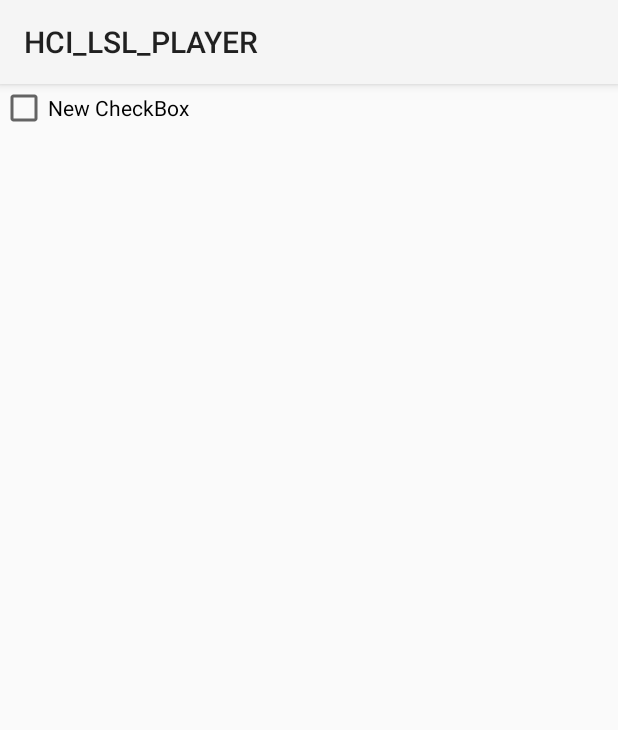
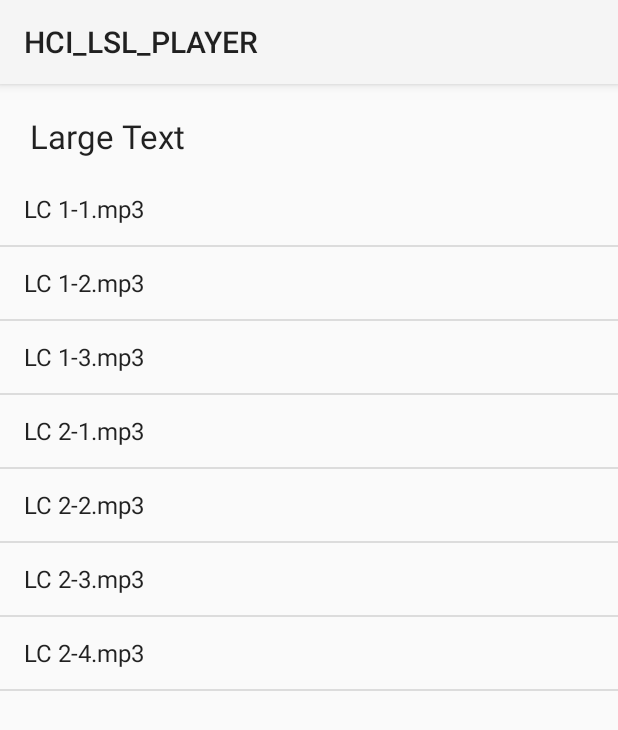
Before and after one commit to issuxark11/HCI_Project, an Android app: the FileManage screen opened directly, with no data from a screen before it, on a phone screen of 412 x 824 dp. Shown: the top 730 px of the screen. Run offline under Robolectric (Android 15) with nearby library versions, the phone set to English and light mode, and no system bars.

Commit message:
File Manager next step : custom listview

```diff
--- a/app/src/main/java/example/android/issuxark11/hci_lsl_player/FileManage.java
+++ b/app/src/main/java/example/android/issuxark11/hci_lsl_player/FileManage.java
@@ -2,14 +2,32 @@ package example.android.issuxark11.hci_lsl_player;
 
 import android.app.Activity;
 import android.os.Bundle;
+import android.widget.ArrayAdapter;
+import android.widget.ListView;
 
 /**
  * Created by 영진 on 2014-12-01.
  */
 public class FileManage extends Activity {
+
     @Override
     protected void onCreate(Bundle savedInstanceState) {
         super.onCreate(savedInstanceState);
         setContentView(R.layout.file_manage);
+
+        ListView LV = (ListView) findViewById(R.id.listView);
+        ArrayAdapter<String> adapter;
+        //adapter = new ArrayAdapter<String>(this, android.R.layout.simple_list_item_1);
+        //adapter = new CustomAdapter();
+        adapter = new ArrayAdapter<String>(this, android.R.layout.simple_list_item_1);
+        LV.setAdapter(adapter);
+
+        adapter.add("LC 1-1.mp3");
+        adapter.add("LC 1-2.mp3");
+        adapter.add("LC 1-3.mp3");
+        adapter.add("LC 2-1.mp3");
+        adapter.add("LC 2-2.mp3");
+        adapter.add("LC 2-3.mp3");
+        adapter.add("LC 2-4.mp3");
     }
 }
--- a/app/src/main/res/layout/file_manage.xml
+++ b/app/src/main/res/layout/file_manage.xml
@@ -1,12 +1,23 @@
 <?xml version="1.0" encoding="utf-8"?>
 
-<LinearLayout xmlns:android="http://schemas.android.com/apk/res/android"
-    android:orientation="vertical" android:layout_width="match_parent"
-    android:layout_height="match_parent">
+<LinearLayout
+    android:orientation="vertical"
+    android:layout_width="fill_parent"
+    android:layout_height="fill_parent"
+    xmlns:android="http://schemas.android.com/apk/res/android">
 
-    <CheckBox
+    <TextView
+        android:id="@+id/textView"
         android:layout_width="wrap_content"
         android:layout_height="wrap_content"
-        android:text="New CheckBox"
-        android:id="@+id/checkBox" />
+        android:layout_marginTop="20dp"
+        android:layout_marginBottom="10dp"
+        android:layout_marginLeft="20dp"
+        android:textAppearance="?android:attr/textAppearanceLarge"
+        android:text="Large Text" />
+
+    <ListView
+        android:layout_width="match_parent"
+        android:layout_height="484dp"
+        android:id="@+id/listView" />
 </LinearLayout>
```
Also changed, not shown: app/src/main/java/example/android/issuxark11/hci_lsl_player/CustomAdapter.java (added, +93 -0 lines), app/src/main/res/layout/custom_item.xml (added, +26 -0 lines).
